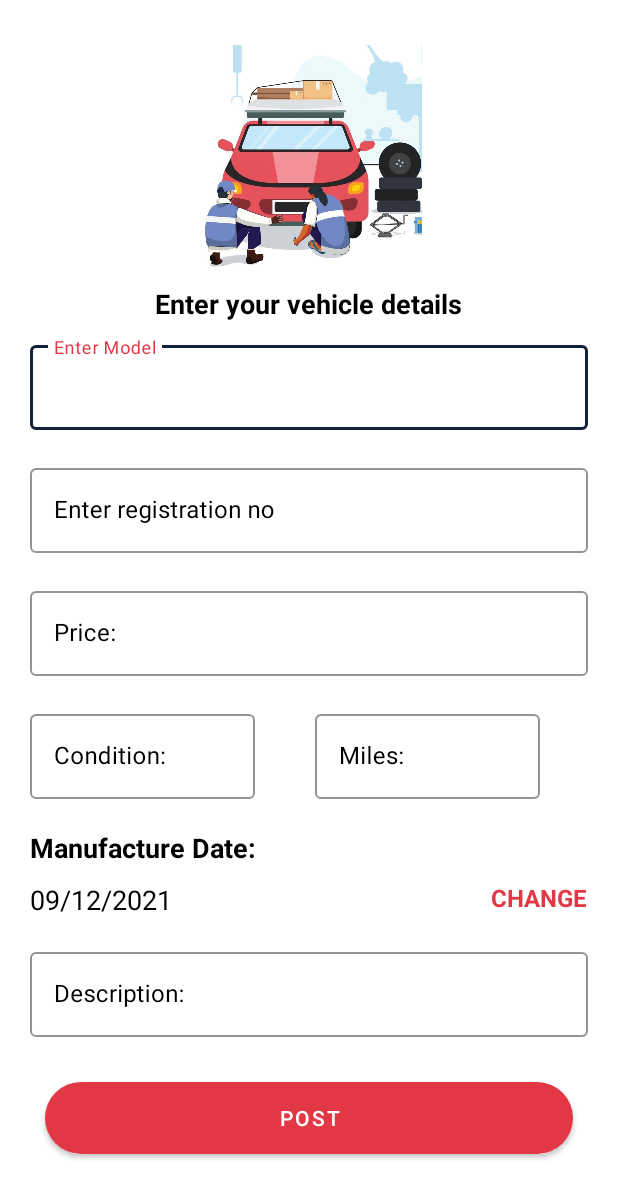
After one commit to Blindwhisky27/gorserivce-android, an Android app: the SellVehicleActivity screen opened directly, with no data from a screen before it, on a phone screen of 412 x 824 dp. The commit adds this screen. Shown: the top 1198 px of the screen. Run offline under Robolectric (Android 15) with nearby library versions, the phone set to English and light mode, and no system bars; our stand-ins replace Firebase (no records; nobody signed in at launch, a user with empty details on screens opened directly).

Commit message:
Done with Vehicles sales

```diff
--- a/app/src/main/AndroidManifest.xml
+++ b/app/src/main/AndroidManifest.xml
@@ -18,6 +18,7 @@
         android:roundIcon="@mipmap/ic_launcher_round"
         android:supportsRtl="true"
         android:theme="@style/Theme.Goservice">
+        <activity android:name=".VehicleSales.SellVehicleActivity"></activity>
         <activity android:name=".VehicleSales.ARActivity" />
         <activity android:name=".VehicleSales.SalesPageActivity" />
         <activity android:name=".VehicleSales.VehicleSalesActivity" />
--- a/app/src/main/java/com/user/goservice/Authentication/OtpActivity.java
+++ b/app/src/main/java/com/user/goservice/Authentication/OtpActivity.java
@@ -2,6 +2,7 @@ package com.user.goservice.Authentication;
 
 import android.content.Intent;
 import android.os.Bundle;
+import android.util.Log;
 import android.widget.Button;
 import android.widget.EditText;
 import android.widget.TextView;
@@ -83,6 +84,7 @@ public class OtpActivity extends AppCompatActivity {
 
             } else {
                 verifyButton.setEnabled(false);
+                try {
                     PhoneAuthCredential credential = PhoneAuthProvider.getCredential(verificationCode, code);
                     firebaseAuth.signInWithCredential(credential).addOnCompleteListener(task -> {
                         if (task.isSuccessful()) {
@@ -93,6 +95,10 @@ public class OtpActivity extends AppCompatActivity {
                             verifyButton.setEnabled(true);
                         }
                     });
+                } catch (Exception e) {
+                    Log.e("Error", e.getLocalizedMessage());
+                }
+
             }
         });
     }
--- a/app/src/main/java/com/user/goservice/Navigation/VehicleActivity.java
+++ b/app/src/main/java/com/user/goservice/Navigation/VehicleActivity.java
@@ -32,7 +32,7 @@ public class VehicleActivity extends AppCompatActivity {
         setContentView(R.layout.activity_vehicle);
         recyclerView = findViewById(R.id.recyclerView);
         noVehiclesTextView = findViewById(R.id.noVehiclesTextView);
-        addVehicleButton = findViewById(R.id.contactButton);
+        addVehicleButton = findViewById(R.id.seellButton);
 
         getVehiclesDetails();
         setRecyclerView();
--- a/app/src/main/java/com/user/goservice/VehicleSales/SalesPageActivity.java
+++ b/app/src/main/java/com/user/goservice/VehicleSales/SalesPageActivity.java
@@ -5,7 +5,6 @@ import android.content.Intent;
 import android.content.pm.PackageManager;
 import android.net.Uri;
 import android.os.Bundle;
-import android.view.View;
 import android.widget.Button;
 import android.widget.ImageView;
 import android.widget.TextView;
@@ -100,7 +99,7 @@ public class SalesPageActivity extends AppCompatActivity {
         descTextView = findViewById(R.id.descTextView);
         manufactureDate = findViewById(R.id.manufDateTextView);
         carImageView = findViewById(R.id.car_image_view);
-        contactButton = findViewById(R.id.contactButton);
+        contactButton = findViewById(R.id.seellButton);
         arCardView = findViewById(R.id.arCardView);
     }
 }
--- /dev/null
+++ b/app/src/main/java/com/user/goservice/VehicleSales/SellVehicleActivity.java
@@ -0,0 +1,116 @@
+package com.user.goservice.VehicleSales;
+
+import android.app.DatePickerDialog;
+import android.os.Bundle;
+import android.util.Log;
+import android.widget.Button;
+import android.widget.DatePicker;
+import android.widget.TextView;
+import android.widget.Toast;
+
+import androidx.appcompat.app.AppCompatActivity;
+
+import com.google.firebase.auth.FirebaseAuth;
+import com.user.goservice.Database.Database;
+import com.user.goservice.R;
+
+import java.util.Calendar;
+import java.util.regex.Pattern;
+
+public class SellVehicleActivity extends AppCompatActivity implements DatePickerDialog.OnDateSetListener {
+    private TextView modelTextView, registrationTextView, priceTextView,
+            conditionLayoutTextView, milesTextView, changeDateTextView, descTextView, displayDateTextView;
+    private Button saveButton;
+
+    @Override
+    protected void onCreate(Bundle savedInstanceState) {
+        super.onCreate(savedInstanceState);
+        setContentView(R.layout.activity_sell_vehicle);
+        getViewById();
+        saveButton.setOnClickListener(view -> {
+            String model = modelTextView.getText().toString().trim();
+            String registration = registrationTextView.getText().toString().trim().toUpperCase();
+            if (model.isEmpty())
+                modelTextView.setError("Cannot leave this field blank!");
+
+            if (registration.isEmpty())
+                registrationTextView.setError("Cannot leave this field blank!");
+
+            if (!registration.isEmpty() && !isRegistrationValid(registration))
+                registrationTextView.setError("Enter a valid registration number!");
+
+            if (priceTextView.getText().toString().isEmpty())
+                priceTextView.setError("Cannot leave this field blank!");
+
+            if (milesTextView.getText().toString().isEmpty())
+                milesTextView.setError("Cannot leave this field blank!");
+
+            if (changeDateTextView.getText().toString().isEmpty())
+                changeDateTextView.setError("Cannot leave this field blank!");
+
+            if (descTextView.getText().toString().isEmpty())
+                priceTextView.setError("Cannot leave this field blank!");
+
+            if (conditionLayoutTextView.getText().toString().isEmpty())
+                conditionLayoutTextView.setError("Cannot leave this field blank!");
+
+            if (!model.isEmpty() && !registration.isEmpty() && isRegistrationValid(registration)
+                    && !priceTextView.getText().toString().isEmpty() && !milesTextView.getText().toString().isEmpty()
+                    && !changeDateTextView.getText().toString().isEmpty() && !descTextView.getText().toString().isEmpty()
+                    && !conditionLayoutTextView.getText().toString().isEmpty()) {
+                updateToDB(model, displayDateTextView.getText().toString(), registration,
+                        milesTextView.getText().toString(), conditionLayoutTextView.getText().toString(),
+                        descTextView.getText().toString(), priceTextView.getText().toString());
+
+            }
+        });
+    }
+
+    private void updateToDB(String model, String manufactureDate, String registrationNo, String mile,
+                            String condi, String description, String price) {
+        String uid = FirebaseAuth.getInstance().getUid();
+        String url = "https://firebasestorage.googleapis.com/v0/b/goservice-4bbd3.appspot.com/o/" +
+                "Vehicles%2F1.jpeg?alt=media&token=afb8a3f6-b785-4aa2-96d9-e4c0dfe5cb02";
+        String query = "INSERT INTO vehiclesales values('" + model + "','" + manufactureDate + "','" +
+                registrationNo + "'," + mile + ",'" + condi + "','" + url + "','" + description + "','" + uid + "'," + price + ");";
+
+        Database database = new Database();
+
+        try {
+            database.setQuery(query, database.update);
+            database.execute();
+            Toast.makeText(this, "Posted vehicle successfully", Toast.LENGTH_LONG).show();
+            onBackPressed();
+        } catch (Exception e) {
+            Log.e("Error", "SVA: " + e.getLocalizedMessage());
+        }
+    }
+
+
+    private boolean isRegistrationValid(String registration) {
+        return Pattern.matches("^[A-Z]{2}[0-9]{2}[A-Z]{2}[0-9]{4}$", registration);
+    }
+
+    private void getViewById() {
+        modelTextView = findViewById(R.id.modelTextView);
+        registrationTextView = findViewById(R.id.registrationTextView);
+        priceTextView = findViewById(R.id.priceTextView);
+        conditionLayoutTextView = findViewById(R.id.conditionLayoutTextView);
+        milesTextView = findViewById(R.id.milesTextView);
+        changeDateTextView = findViewById(R.id.changeDateTextView);
+        descTextView = findViewById(R.id.descTextView);
+        milesTextView = findViewById(R.id.milesTextView);
+        displayDateTextView = findViewById(R.id.displayDateTextView);
+        saveButton = findViewById(R.id.saveButton);
+    }
+
+    @Override
+    public void onDateSet(DatePicker datePicker, int year, int month, int day) {
+        Calendar calendar = Calendar.getInstance();
+        calendar.set(Calendar.YEAR, year);
+        calendar.set(Calendar.MONTH, month);
+        calendar.set(Calendar.DAY_OF_MONTH, day);
+        String date = day + "/" + (month + 1) + "/" + year;
+        displayDateTextView.setText(date);
+    }
+}
--- a/app/src/main/java/com/user/goservice/VehicleSales/VehicleSalesActivity.java
+++ b/app/src/main/java/com/user/goservice/VehicleSales/VehicleSalesActivity.java
@@ -3,6 +3,7 @@ package com.user.goservice.VehicleSales;
 import android.content.Intent;
 import android.os.Bundle;
 import android.util.Log;
+import android.widget.Button;
 
 import androidx.appcompat.app.AppCompatActivity;
 import androidx.recyclerview.widget.LinearLayoutManager;
@@ -16,20 +17,25 @@ import java.util.ArrayList;
 
 public class VehicleSalesActivity extends AppCompatActivity {
     private RecyclerView recyclerView;
-    ArrayList<VehicleSales> vehicleSales = new ArrayList<>();
-    VehicleSaleAdapter vehicleSaleAdapter;
+    private ArrayList<VehicleSales> vehicleSales = new ArrayList<>();
+    private VehicleSaleAdapter vehicleSaleAdapter;
+    private Button sellButton;
 
     @Override
     protected void onCreate(Bundle savedInstanceState) {
         super.onCreate(savedInstanceState);
         setContentView(R.layout.activity_vehicel_sales);
         recyclerView = findViewById(R.id.vehicleSalesRecyclerView);
+        sellButton = findViewById(R.id.sellButton);
         getVehiclesSaleData();
-
         vehicleSaleAdapter.setOnItemClickListener(position -> {
             startActivity(new Intent(getApplicationContext(),
                     SalesPageActivity.class)
                     .putExtra("registrationNo", vehicleSales.get(position).registrationNo));
+        });
+        sellButton.setOnClickListener(position -> {
+            startActivity(new Intent(getApplicationContext(),
+                    SellVehicleActivity.class));
         });
 
     }
@@ -48,7 +54,8 @@ public class VehicleSalesActivity extends AppCompatActivity {
                         resultSet.getString("registrationNo"), resultSet.getString("mile"),
                         resultSet.getString("condi"), resultSet.getString("url"),
                         resultSet.getString("description"));
-                vehicleSales.add(vehicleSale);
+                if (!vehicleSales.contains(vehicleSale))
+                    vehicleSales.add(vehicleSale);
 
             }
         } catch (Exception e) {
@@ -63,4 +70,9 @@ public class VehicleSalesActivity extends AppCompatActivity {
         recyclerView.setAdapter(vehicleSaleAdapter);
 
     }
+
+    @Override
+    protected void onResume() {
+        super.onResume();
+    }
 }
--- a/app/src/main/res/layout/activity_sales_page.xml
+++ b/app/src/main/res/layout/activity_sales_page.xml
@@ -10,7 +10,7 @@
     <ScrollView
         android:layout_width="match_parent"
         android:layout_height="match_parent"
-        android:layout_above="@+id/contactButton">
+        android:layout_above="@+id/seellButton">
 
         <RelativeLayout
             android:layout_width="match_parent"
@@ -338,7 +338,7 @@
     </ScrollView>
 
     <android.widget.Button
-        android:id="@+id/contactButton"
+        android:id="@+id/seellButton"
         android:layout_width="match_parent"
         android:layout_height="wrap_content"
         android:layout_alignParentBottom="true"
--- /dev/null
+++ b/app/src/main/res/layout/activity_sell_vehicle.xml
@@ -0,0 +1,231 @@
+<?xml version="1.0" encoding="utf-8"?>
+<ScrollView xmlns:android="http://schemas.android.com/apk/res/android"
+    xmlns:app="http://schemas.android.com/apk/res-auto"
+    xmlns:tools="http://schemas.android.com/tools"
+    android:layout_width="match_parent"
+    android:layout_height="match_parent"
+    tools:context=".Addvehicles.AddVehicleActivity">
+
+    <RelativeLayout
+        android:layout_width="match_parent"
+        android:layout_height="wrap_content">
+
+        <ImageView
+            android:id="@+id/car_repair_image"
+            android:layout_width="300dp"
+            android:layout_height="150dp"
+            android:layout_centerHorizontal="true"
+            android:layout_marginTop="30dp"
+            android:contentDescription="@string/people_repairing_a_car_image"
+            android:src="@drawable/car_repair" />
+
+        <TextView
+            android:id="@+id/textView"
+            android:layout_width="wrap_content"
+            android:layout_height="wrap_content"
+            android:layout_below="@+id/car_repair_image"
+            android:layout_centerHorizontal="true"
+            android:layout_marginTop="10dp"
+            android:text="@string/add_your_vehicle"
+            android:textColor="@color/black"
+            android:textSize="18sp"
+            android:textStyle="bold" />
+
+
+        <com.google.android.material.textfield.TextInputLayout
+            android:id="@+id/modelLayout"
+            style="@style/Widget.MaterialComponents.TextInputLayout.OutlinedBox"
+            android:layout_width="match_parent"
+            android:layout_height="wrap_content"
+            android:layout_below="@+id/textView"
+            android:layout_marginLeft="20dp"
+            android:layout_marginTop="10dp"
+            android:layout_marginRight="20dp"
+            android:hint="@string/enter_model"
+            android:textColorHint="#000000"
+            app:boxStrokeColor="#12213b">
+
+            <com.google.android.material.textfield.TextInputEditText
+                android:id="@+id/modelTextView"
+                android:layout_width="match_parent"
+                android:layout_height="wrap_content"
+                android:inputType="text"
+                android:textAllCaps="true" />
+        </com.google.android.material.textfield.TextInputLayout>
+
+        <com.google.android.material.textfield.TextInputLayout
+            android:id="@+id/registrationLayout"
+            style="@style/Widget.MaterialComponents.TextInputLayout.OutlinedBox"
+            android:layout_width="match_parent"
+            android:layout_height="wrap_content"
+            android:layout_below="@+id/modelLayout"
+            android:layout_marginLeft="20dp"
+            android:layout_marginTop="20dp"
+            android:layout_marginRight="20dp"
+            android:hint="@string/enter_registration_no"
+            android:textColorHint="#000000"
+            app:boxStrokeColor="#12213b">
+
+            <com.google.android.material.textfield.TextInputEditText
+                android:id="@+id/registrationTextView"
+                android:layout_width="match_parent"
+                android:layout_height="wrap_content"
+                android:inputType="textVisiblePassword" />
+
+        </com.google.android.material.textfield.TextInputLayout>
+
+        <com.google.android.material.textfield.TextInputLayout
+            android:id="@+id/conditionLayoutLayout"
+            style="@style/Widget.MaterialComponents.TextInputLayout.OutlinedBox"
+            android:layout_width="150dp"
+            android:layout_height="wrap_content"
+            android:layout_below="@+id/priceLayout"
+            android:layout_marginLeft="20dp"
+            android:layout_marginTop="20dp"
+            android:layout_marginRight="20dp"
+            android:hint="@string/condition"
+            android:textColorHint="#000000"
+            app:boxStrokeColor="#12213b">
+
+            <com.google.android.material.textfield.TextInputEditText
+                android:id="@+id/conditionLayoutTextView"
+                android:layout_width="match_parent"
+                android:layout_height="wrap_content"
+                android:inputType="text" />
+
+        </com.google.android.material.textfield.TextInputLayout>
+
+        <com.google.android.material.textfield.TextInputLayout
+            android:id="@+id/milesLayout"
+            style="@style/Widget.MaterialComponents.TextInputLayout.OutlinedBox"
+            android:layout_width="150dp"
+            android:layout_height="wrap_content"
+            android:layout_below="@+id/priceLayout"
+            android:layout_marginLeft="20dp"
+            android:layout_marginTop="20dp"
+            android:layout_marginRight="20dp"
+            android:layout_toEndOf="@+id/conditionLayoutLayout"
+            android:hint="@string/miles"
+            android:textColorHint="#000000"
+            app:boxStrokeColor="#12213b">
+
+            <com.google.android.material.textfield.TextInputEditText
+                android:id="@+id/milesTextView"
+                android:layout_width="match_parent"
+                android:layout_height="wrap_content"
+                android:inputType="number" />
+
+        </com.google.android.material.textfield.TextInputLayout>
+
+        <com.google.android.material.textfield.TextInputLayout
+            android:id="@+id/priceLayout"
+            style="@style/Widget.MaterialComponents.TextInputLayout.OutlinedBox"
+            android:layout_width="match_parent"
+            android:layout_height="wrap_content"
+            android:layout_below="@+id/registrationLayout"
+            android:layout_marginLeft="20dp"
+            android:layout_marginTop="20dp"
+            android:layout_marginRight="20dp"
+            android:hint="@string/price"
+            android:textColorHint="#000000"
+            app:boxStrokeColor="#12213b">
+
+            <com.google.android.material.textfield.TextInputEditText
+                android:id="@+id/priceTextView"
+                android:layout_width="match_parent"
+                android:layout_height="wrap_content"
+                android:inputType="numberDecimal" />
+
+        </com.google.android.material.textfield.TextInputLayout>
+
+
+        <TextView
+            android:id="@+id/dateTextView"
+            android:layout_width="wrap_content"
+            android:layout_height="wrap_content"
+            android:layout_below="@+id/milesLayout"
+            android:layout_marginLeft="20dp"
+            android:layout_marginTop="20dp"
+            android:layout_marginRight="20dp"
+            android:text="@string/manufacture_date"
+            android:textColor="@color/black"
+            android:textSize="18sp"
+            android:textStyle="bold" />
+
+        <TextView
+            android:id="@+id/displayDateTextView"
+            android:layout_width="wrap_content"
+            android:layout_height="wrap_content"
+            android:layout_below="@+id/dateTextView"
+            android:layout_marginLeft="20dp"
+            android:layout_marginTop="10dp"
+            android:layout_marginRight="20dp"
+            android:text="@string/_09_12_2021"
+            android:textColor="@color/black"
+            android:textSize="18sp" />
+
+        <TextView
+            android:id="@+id/changeDateTextView"
+            android:layout_width="wrap_content"
+            android:layout_height="wrap_content"
+            android:layout_below="@+id/dateTextView"
+            android:layout_alignParentEnd="true"
+            android:layout_marginLeft="20dp"
+            android:layout_marginTop="10dp"
+            android:layout_marginRight="20dp"
+            android:text="@string/change"
+            android:textColor="@color/theme_red"
+            android:textSize="16sp"
+            android:textStyle="bold" />
+
+        <com.google.android.material.textfield.TextInputLayout
+            android:id="@+id/descLayout"
+            style="@style/Widget.MaterialComponents.TextInputLayout.OutlinedBox"
+            android:layout_width="match_parent"
+            android:layout_height="wrap_content"
+            android:layout_below="@+id/changeDateTextView"
+            android:layout_marginLeft="20dp"
+            android:layout_marginTop="20dp"
+            android:layout_marginRight="20dp"
+            android:hint="@string/description"
+            android:textColorHint="#000000"
+            app:boxStrokeColor="#12213b">
+
+            <com.google.android.material.textfield.TextInputEditText
+                android:id="@+id/descTextView"
+                android:layout_width="match_parent"
+                android:layout_height="wrap_content"
+                android:inputType="textEmailSubject" />
+
+        </com.google.android.material.textfield.TextInputLayout>
+
+<!--        <androidx.cardview.widget.CardView-->
+<!--            android:id="@+id/uploadCardView"-->
+<!--            android:layout_width="match_parent"-->
+<!--            android:layout_height="wrap_content"-->
+<!--            android:layout_below="@+id/descLayout"-->
+<!--            android:layout_marginLeft="20dp"-->
+<!--            android:layout_marginTop="20dp"-->
+<!--            android:layout_marginRight="20dp">-->
+
+<!--            <TextView-->
+<!--                android:id="@+id/uploadTextView"-->
+<!--                android:layout_width="wrap_content"-->
+<!--                android:layout_height="match_parent"-->
+<!--                android:padding="10dp"-->
+<!--                android:drawableEnd="@drawable/ic_exit"-->
+<!--                android:layout_gravity="center"-->
+<!--                android:text="@string/upload_image"-->
+<!--                android:textColor="@color/theme_red" />-->
+<!--        </androidx.cardview.widget.CardView>-->
+
+        <Button
+            android:id="@+id/saveButton"
+            android:layout_width="match_parent"
+            android:layout_height="wrap_content"
+            android:layout_below="@+id/descLayout"
+            android:layout_margin="30dp"
+            android:background="@drawable/theme_button"
+            android:text="@string/post" />
+    </RelativeLayout>
+</ScrollView>
--- a/app/src/main/res/layout/activity_vehicel_sales.xml
+++ b/app/src/main/res/layout/activity_vehicel_sales.xml
@@ -15,12 +15,12 @@
         <androidx.recyclerview.widget.RecyclerView
             android:id="@+id/vehicleSalesRecyclerView"
             android:layout_width="match_parent"
-            android:layout_height="wrap_content"
+            android:layout_height="match_parent"
             android:layout_margin="15dp" />
     </ScrollView>
 
     <android.widget.Button
-        android:id="@+id/contactButton"
+        android:id="@+id/sellButton"
         android:layout_width="match_parent"
         android:layout_height="wrap_content"
         android:layout_alignParentBottom="true"
--- a/app/src/main/res/layout/activity_vehicle.xml
+++ b/app/src/main/res/layout/activity_vehicle.xml
@@ -78,7 +78,7 @@
     </ScrollView>
 
     <android.widget.Button
-        android:id="@+id/contactButton"
+        android:id="@+id/seellButton"
         android:layout_width="match_parent"
         android:layout_height="wrap_content"
         android:layout_alignParentBottom="true"
--- a/app/src/main/res/layout/vehicle_sales_view.xml
+++ b/app/src/main/res/layout/vehicle_sales_view.xml
@@ -13,7 +13,7 @@
 
     <RelativeLayout
         android:layout_width="match_parent"
-        android:layout_height="135dp">
+        android:layout_height="150dp">
 
         <ImageView
             android:id="@+id/car_image_view"
--- a/app/src/main/res/values/strings.xml
+++ b/app/src/main/res/values/strings.xml
@@ -117,4 +117,6 @@
     <string name="seller_details">Seller Details</string>
     <string name="name">Name:</string>
     <string name="ph_no">Ph. No:</string>
+    <string name="post">Post</string>
+    <string name="upload_image"><u>Upload image</u></string>
 </resources>
```
Lines whose indentation alone changed are shown as unchanged.
